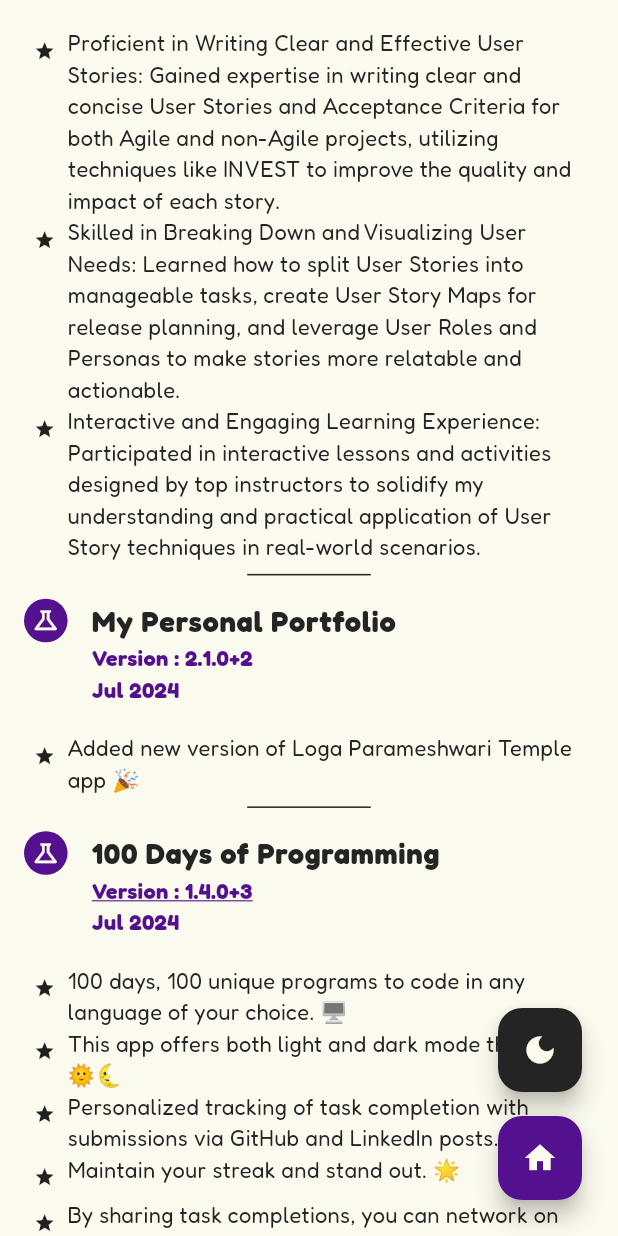
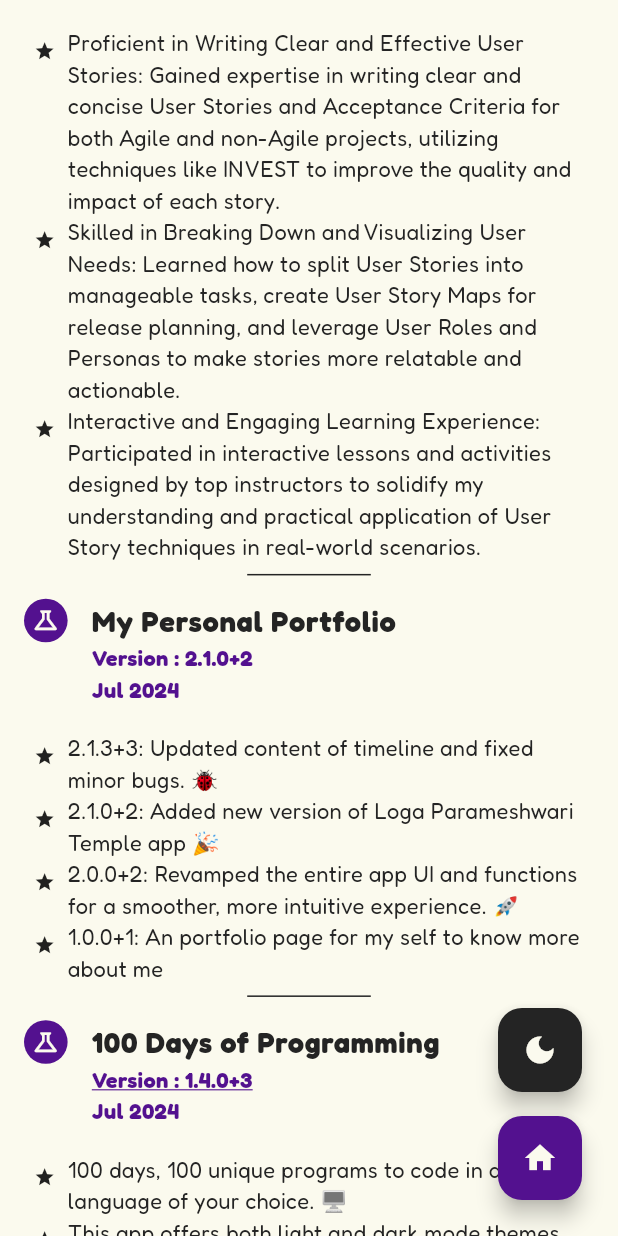
Before and after one commit to sanjay-rb/sanjay-rb.github.io, a Flutter app: the screen it shows after launch, scrolled down 576 dp, on a phone screen of 412 x 824 dp. Run offline on Flutter 3.47's test engine with Material 3 defaults, Android fonts, the phone set to English and light mode, and no system bars; drawn by our look-alikes of flutter_animate; our stand-ins replace get, google_fonts, url_strategy.

Commit message:
Update project version and timeline content with recent changes and bug fixes

```diff
--- a/lib/app/constants/project_constant.dart
+++ b/lib/app/constants/project_constant.dart
@@ -9,60 +9,10 @@ List<TimelineModel> project = [
     type: TimelineTypeConstant.project,
     link: "NA",
     points: [
-      'Added new version of Loga Parameshwari Temple app 🎉',
-    ],
-  ),
-  TimelineModel(
-    title: "Loga Parameshwari Temple",
-    subTitle: "Version : 2.13.15+24",
-    date: DateTime(2024, 07, 05),
-    type: TimelineTypeConstant.project,
-    link:
-        "https://play.google.com/store/apps/details?id=com.sanjoke.loga_parameshwari",
-    points: [
-      'Minor update: Resolved image permission issue',
-      'Minor update: Enhanced Scheduled Pooja navigator',
-      'Minor update: Improved cloud function for notification text',
-      'Minor update: Integrated AdMob for mobile advertisements',
-    ],
-  ),
-  TimelineModel(
-    title: "Loga Parameshwari Temple",
-    subTitle: "Version : 2.13.12+23",
-    date: DateTime(2024, 06, 18),
-    type: TimelineTypeConstant.project,
-    link:
-        "https://play.google.com/store/apps/details?id=com.sanjoke.loga_parameshwari",
-    points: [
-      'Minor update: Resolved image permission issue',
-      'Minor update: Enhanced Scheduled Pooja navigator',
-      'Minor update: Improved cloud function for notification text',
-      'Minor update: Integrated AdMob for mobile advertisements',
-    ],
-  ),
-  TimelineModel(
-    title: "Loga Parameshwari Temple",
-    subTitle: "Version : 2.13.8+22",
-    date: DateTime(2024, 06, 09),
-    type: TimelineTypeConstant.project,
-    link:
-        "https://play.google.com/store/apps/details?id=com.sanjoke.loga_parameshwari",
-    points: [
-      'Security update : Google play policy fix',
-      'Minor revision : Updated special pooja style'
-    ],
-  ),
-  TimelineModel(
-    title: "Loga Parameshwari Temple",
-    subTitle: "Version : 2.13.7+21",
-    date: DateTime(2024, 06, 08),
-    type: TimelineTypeConstant.project,
-    link:
-        "https://play.google.com/store/apps/details?id=com.sanjoke.loga_parameshwari",
-    points: [
-      'Bug fix: Permission issue fixed on storage',
-      'Minor revision : Updated securiy update on cloud functions',
-      'Minor revision : Updated special dates logic, map click'
+      '2.1.3+3: Updated content of timeline and fixed minor bugs. 🐞',
+      '2.1.0+2: Added new version of Loga Parameshwari Temple app 🎉',
+      '2.0.0+2: Revamped the entire app UI and functions for a smoother, more intuitive experience. 🚀',
+      '1.0.0+1: An portfolio page for my self to know more about me',
     ],
   ),
   TimelineModel(
@@ -78,16 +28,6 @@ List<TimelineModel> project = [
       'Personalized tracking of task completion with submissions via GitHub and LinkedIn posts. 📊',
       'Maintain your streak and stand out. 🌟',
       'By sharing task completions, you can network on LinkedIn and document your progress on GitHub. 🤝📚'
-    ],
-  ),
-  TimelineModel(
-    title: "My Personal Portfolio",
-    subTitle: "Version : 2.0.0+2",
-    date: DateTime(2024, 07, 20),
-    type: TimelineTypeConstant.project,
-    link: "NA",
-    points: [
-      'Revamped the entire app UI and functions for a smoother, more intuitive experience. 🚀',
     ],
   ),
   TimelineModel(
@@ -107,87 +47,50 @@ List<TimelineModel> project = [
     ],
   ),
   TimelineModel(
-    title: "My Personal Portfolio",
-    subTitle: "Version : 1.0.0+1",
-    date: DateTime(2023, 03, 09),
-    type: TimelineTypeConstant.project,
-    link: "NA",
-    points: [
-      'An portfolio page for my self to know more about me',
-    ],
-  ),
-  TimelineModel(
     title: "Loga Parameshwari Temple",
-    subTitle: "Version : 2.13.1+18",
-    date: DateTime(2023, 03, 6),
+    subTitle: "Version : 2.13.15+24",
+    date: DateTime(2024, 07, 05),
     type: TimelineTypeConstant.project,
     link:
         "https://play.google.com/store/apps/details?id=com.sanjoke.loga_parameshwari",
     points: [
-      'Minor revision : Visibility of liked people names',
-      'Minor revision : User online status',
-      'Minor revision : History page lazy loading',
-      'Minor revision : User verification for new pooja addition',
-      'Minor revision : Permission handler',
-      'Minor revision : Contact cards',
-      'Minor revision : Special dates (Amavasay, Pournami & Ailyam Pooja Dates)',
-      'Minor revision : Android notification channel addition',
-      'Bug fix: Removed unwanted permissions'
-    ],
-  ),
-  TimelineModel(
-    title: "Loga Parameshwari Temple",
-    subTitle: "Version : 2.5.8+16",
-    date: DateTime(2022, 11, 7),
-    type: TimelineTypeConstant.project,
-    link:
-        "https://play.google.com/store/apps/details?id=com.sanjoke.loga_parameshwari",
-    points: [
-      'Minor revision : In App Check in Cloud FireStore',
-      'Minor revision : Deeplink for pooja page',
-    ],
-  ),
-  TimelineModel(
-    title: "Loga Parameshwari Temple",
-    subTitle: "Version : 2.5.4+14",
-    date: DateTime(2022, 05, 13),
-    type: TimelineTypeConstant.project,
-    link:
-        "https://play.google.com/store/apps/details?id=com.sanjoke.loga_parameshwari",
-    points: [
-      'Bug fix: 3d GIF link updated',
-      'Bug fix: Notification enable',
-      'Minor revision : Photo swipe features',
-      'Minor revision : Sponsors name list',
-      'Minor revision : Payment info page',
-      'Minor revision : Update date from the UI by the post creator (Edit Page)',
-      'Minor revision : App Tutorial'
-    ],
-  ),
-  TimelineModel(
-    title: "Loga Parameshwari Temple",
-    subTitle: "Version : 2.0.0+10",
-    date: DateTime(2021, 07, 15),
-    type: TimelineTypeConstant.project,
-    link:
-        "https://play.google.com/store/apps/details?id=com.sanjoke.loga_parameshwari",
-    points: [
-      'Added authentication with mobile OTP.',
-      'Now you can add an image while scheduling the pooja.',
-      'In-app update checked.',
-      'New splash screen for preloading information.',
-      'New profile page for each user.'
-    ],
-  ),
-  TimelineModel(
-    title: "Loga Parameshwari Temple",
-    subTitle: "Version : 1.0.0+1",
-    date: DateTime(2021, 05, 27),
-    type: TimelineTypeConstant.project,
-    link:
-        "https://play.google.com/store/apps/details?id=com.sanjoke.loga_parameshwari",
-    points: [
-      'Initial version of the app',
+      '2.13.15+24: Minor update: Resolved image permission issue',
+      '2.13.15+24: Minor update: Enhanced Scheduled Pooja navigator',
+      '2.13.15+24: Minor update: Improved cloud function for notification text',
+      '2.13.15+24: Minor update: Integrated AdMob for mobile advertisements',
+      '2.13.12+23: Minor update: Resolved image permission issue',
+      '2.13.12+23: Minor update: Enhanced Scheduled Pooja navigator',
+      '2.13.12+23: Minor update: Improved cloud function for notification text',
+      '2.13.12+23: Minor update: Integrated AdMob for mobile advertisements',
+      '2.13.8+22: Security update : Google play policy fix',
+      '2.13.8+22: Minor revision : Updated special pooja style',
+      '2.13.7+21: Bug fix: Permission issue fixed on storage',
+      '2.13.7+21: Minor revision : Updated security update on cloud functions',
+      '2.13.7+21: Minor revision : Updated special dates logic, map click',
+      '2.13.1+18: Minor revision : Visibility of liked people names',
+      '2.13.1+18: Minor revision : User online status',
+      '2.13.1+18: Minor revision : History page lazy loading',
+      '2.13.1+18: Minor revision : User verification for new pooja addition',
+      '2.13.1+18: Minor revision : Permission handler',
+      '2.13.1+18: Minor revision : Contact cards',
+      '2.13.1+18: Minor revision : Special dates (Amavasay, Pournami & Ailyam Pooja Dates)',
+      '2.13.1+18: Minor revision : Android notification channel addition',
+      '2.13.1+18: Bug fix: Removed unwanted permissions',
+      '2.5.8+16: Minor revision : In App Check in Cloud FireStore',
+      '2.5.8+16: Minor revision : Deeplink for pooja page',
+      '2.5.4+14: Bug fix: 3d GIF link updated',
+      '2.5.4+14: Bug fix: Notification enable',
+      '2.5.4+14: Minor revision : Photo swipe features',
+      '2.5.4+14: Minor revision : Sponsors name list',
+      '2.5.4+14: Minor revision : Payment info page',
+      '2.5.4+14: Minor revision : Update date from the UI by the post creator (Edit Page)',
+      '2.5.4+14: Minor revision : App Tutorial',
+      '2.0.0+10: Added authentication with mobile OTP.',
+      '2.0.0+10: Now you can add an image while scheduling the pooja.',
+      '2.0.0+10: In-app update checked.',
+      '2.0.0+10: New splash screen for preloading information.',
+      '2.0.0+10: New profile page for each user.',
+      '1.0.0+1: Initial version of the app',
     ],
   ),
 ];
--- a/pubspec.yaml
+++ b/pubspec.yaml
@@ -1,5 +1,5 @@
 name: sanjayrb
-version: 2.0.0+2
+version: 2.1.3+3
 publish_to: none
 description: My personal portfolio
 environment:
```
